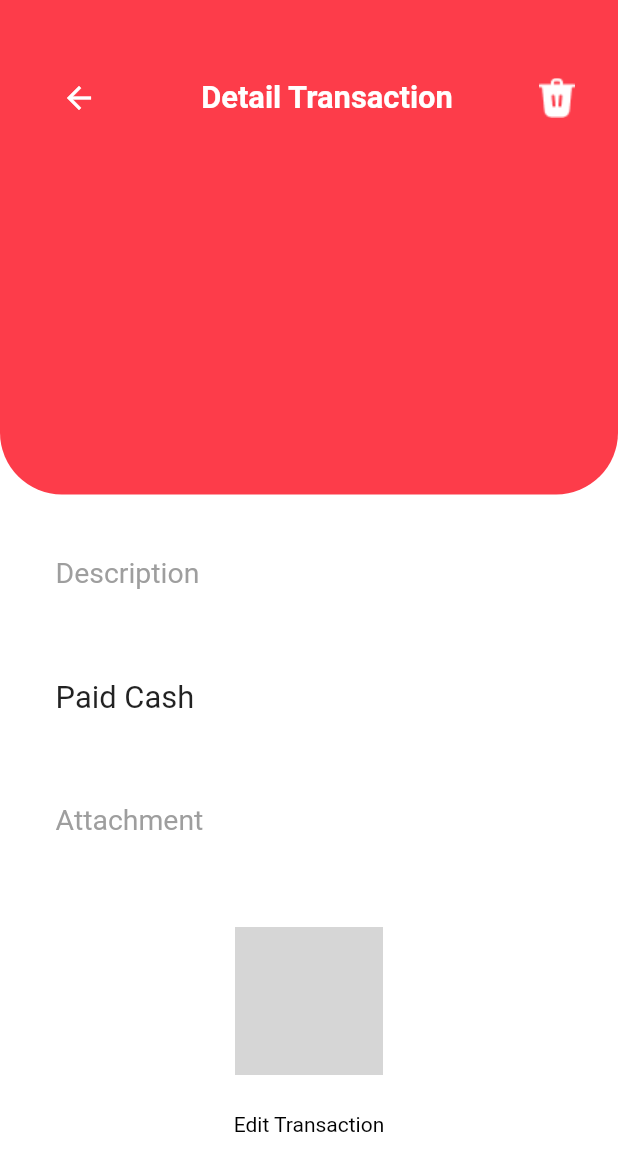
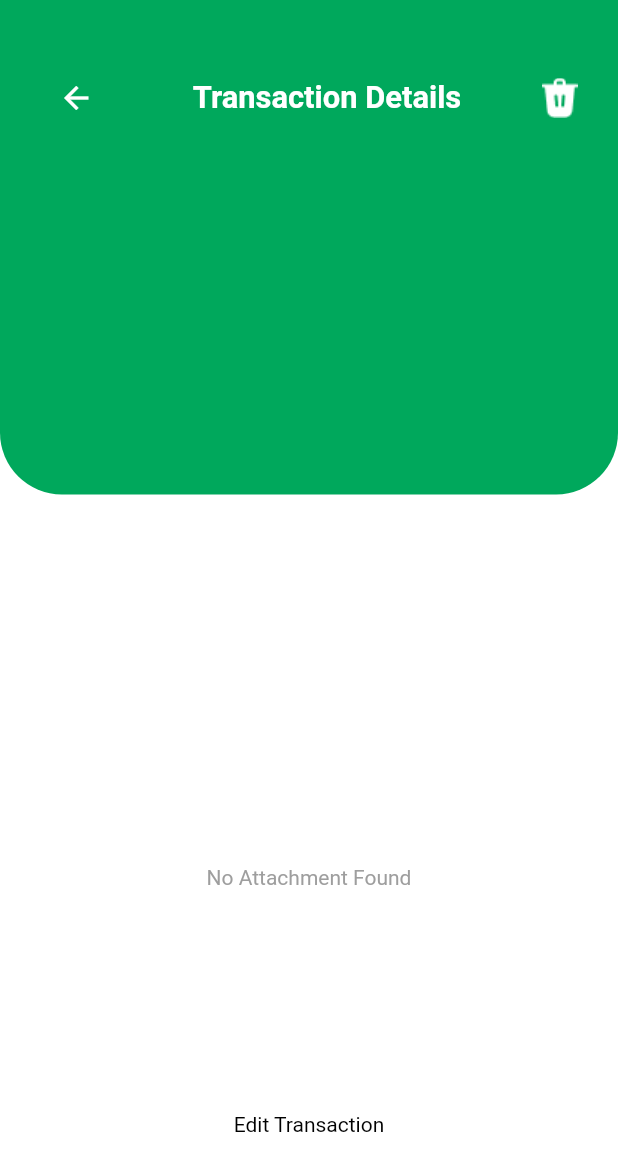
Before and after one commit to rahulsvaz/expense_manager, a Flutter app: the TransactionDetails screen opened directly with empty values, on a phone screen of 412 x 824 dp. Shown: the top 1171 px of the screen. Run offline on Flutter 3.47's test engine with Material 2 defaults, Android fonts, the light colour scheme and no system bars; our stand-ins replace awesome_snackbar_content, flutter_onboarding_slider, get, google_fonts, google_nav_bar, hive_flutter and 3 more; missing offline and left inert: flutter_swipe_button; accounts and stored records are empty; grey boxes are pictures that could not be loaded.

Commit message:
adding widget chaged , view changed , category trimmed

```diff
--- a/lib/view/allTransactions/all_transactions_page.dart
+++ b/lib/view/allTransactions/all_transactions_page.dart
@@ -99,6 +99,8 @@ class _AllTransactionsState extends State<AllTransactions> {
                               transactionBox.deleteAt(reversedIndex);
                             },
                             child: TransactionCard(
+                              index: index,
+                              type: transaction.type,
                               dateTime: transaction.dateAndTime,
                               imagePath: transaction.imageUrl,
                               iconPath: transaction.type == 'expense'
--- a/lib/view/viewTransaction/transaction_details.dart
+++ b/lib/view/viewTransaction/transaction_details.dart
@@ -1,23 +1,36 @@
+import 'dart:io';
+
 import 'package:expense_manager/view/editTransaction/edit_transaction.dart';
 import 'package:expense_manager/view/constant/colors/colors.dart';
+import 'package:expense_manager/view/viewImage/image_view.dart';
+import 'package:expense_manager/viewModel/homeScreenControllers/home_screen_controllers.dart';
 import 'package:flutter/material.dart';
 import 'package:flutter_swipe_button/flutter_swipe_button.dart';
-import 'package:get/get_core/src/get_main.dart';
-import 'package:get/get_navigation/get_navigation.dart';
+import 'package:get/get.dart';
 
 class TransactionDetails extends StatelessWidget {
+  final int index;
   final String amount;
   final String imagePath;
   final String description;
   final String dateAndTime;
+  final String type;
+  final String category;
   const TransactionDetails(
-      {required this.amount,
+      {required this.index,
+      required this.type,
+      required this.amount,
+      required this.category,
       required this.imagePath,
       required this.dateAndTime,
       required this.description,
       super.key});
+
+
   @override
+
   Widget build(BuildContext context) {
+    final transaction = Get.put(HomeScreenControllers());
     final height = MediaQuery.sizeOf(context).height;
     final width = MediaQuery.sizeOf(context).width;
     return Scaffold(
@@ -32,7 +45,9 @@ class TransactionDetails extends StatelessWidget {
                 width: width,
                 height: height * 0.4,
                 decoration: BoxDecoration(
-                  color: Pallete.expenseDetails,
+                  color: type == 'expense'
+                      ? Pallete.expenseBackGroundColor
+                      : Pallete.incomeBackGroundColor,
                   borderRadius: BorderRadius.only(
                     bottomLeft: Radius.circular(width * 0.1),
                     bottomRight: Radius.circular(width * 0.1),
@@ -56,13 +71,18 @@ class TransactionDetails extends StatelessWidget {
                           color: Pallete.white,
                         )),
                     Text(
-                      'Detail Transaction',
+                      'Transaction Details',
                       style: TextStyle(
                           color: Pallete.white,
                           fontSize: width * 0.05,
                           fontWeight: FontWeight.bold),
                     ),
-                    Image.asset('assets/images/trash.png')
+                    InkWell(
+                        onTap: () {
+                          transaction.deleteTransaction(context, index);
+                          Get.back();
+                        },
+                        child: Image.asset('assets/images/trash.png'))
                   ],
                 ),
               ),
@@ -80,7 +100,7 @@ class TransactionDetails extends StatelessWidget {
             Positioned(
               top: height * 0.23,
               child: Text(
-                description,
+                category.toUpperCase(),
                 style: TextStyle(
                   fontWeight: FontWeight.bold,
                   color: Pallete.white,
@@ -102,34 +122,25 @@ class TransactionDetails extends StatelessWidget {
               top: height * .45,
               left: width * 0.09,
               child: Text(
-                'Description',
+                description,
                 style: TextStyle(fontSize: height * 0.023, color: Pallete.grey),
               ),
             ),
             Positioned(
-              top: height * .55,
-              left: width * 0.09,
-              child: Text(
-                'Paid Cash',
-                style: TextStyle(
-                  fontSize: height * 0.025,
-                ),
-              ),
-            ),
-            Positioned(
-              top: height * .65,
-              left: width * 0.09,
-              child: Text(
-                'Attachment',
-                style: TextStyle(fontSize: height * 0.023, color: Pallete.grey),
-              ),
-            ),
-            Positioned(
-              top: height * .75,
-              child: Image.asset(
-                imagePath,
-                height: height * 0.12,
-              ),
+              top: height * .70,
+              child: imagePath.isEmpty
+                  ? const Text(
+                      'No Attachment Found',
+                      style: TextStyle(color: Pallete.grey),
+                    )
+                  : SizedBox(
+                      height: height * .50,
+                      width: width * .50,
+                      child: GestureDetector(
+                          onTap: () {
+                            Get.to(ImageViewer(imagePath: imagePath));
+                          },
+                          child: Image.file(File(imagePath)))),
             ),
             Positioned(
               top: height * .90,
```
Also changed, not shown: lib/view/addTransaction/viewModel/Widgets/attachment_button.dart (+11 -7 lines), lib/view/addTransaction/viewModel/Widgets/expense_widget.dart (+14 -4 lines), lib/view/addTransaction/viewModel/Widgets/income_widget.dart (+14 -5 lines), lib/view/homeScreen/home_screen.dart (+27 -25 lines), lib/view/homeScreen/widgets/transaction_card.dart (+7 -0 lines), lib/view/viewImage/image_view.dart (added, +13 -0 lines), lib/view/viewTransaction/image_view.dart (deleted, +0 -11 lines), lib/viewModel/addTransaction/image_controller.dart (+4 -4 lines).
